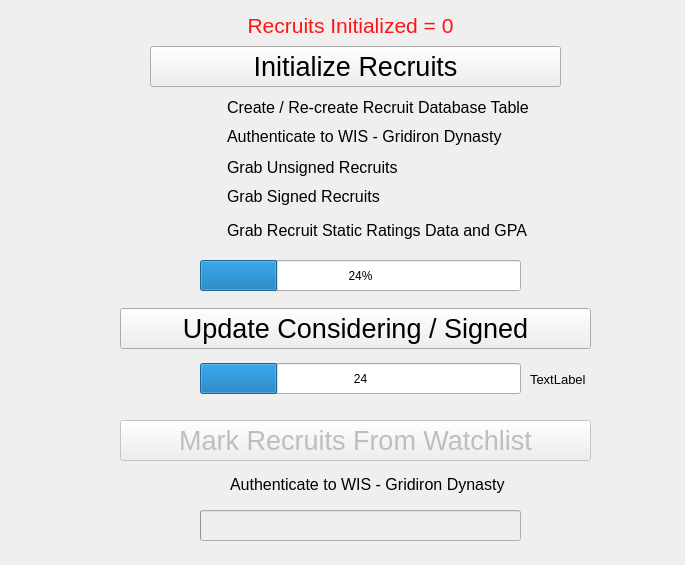
Above: UI/initializerecruits.ui from ebzimny01/gd-recruit before the change. Below: the same form after it.
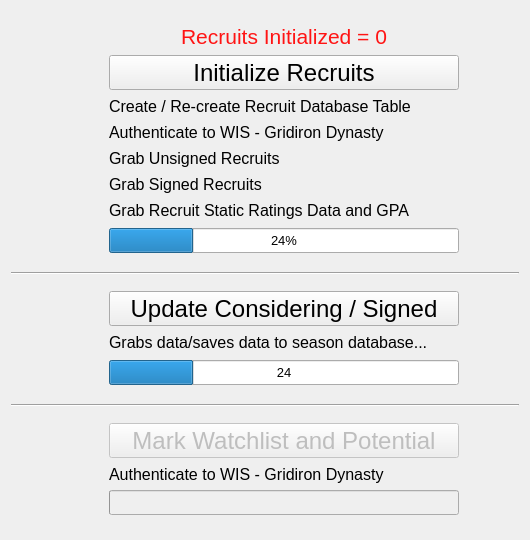
That is the form after the change. Icons and pictures are not drawn.

Diff of the .ui file:
```diff
--- a/UI/initializerecruits.ui
+++ b/UI/initializerecruits.ui
@@ -9,59 +9,201 @@
    <rect>
     <x>0</x>
     <y>0</y>
-    <width>685</width>
-    <height>565</height>
+    <width>530</width>
+    <height>540</height>
    </rect>
   </property>
+  <property name="sizePolicy">
+   <sizepolicy hsizetype="Fixed" vsizetype="Fixed">
+    <horstretch>0</horstretch>
+    <verstretch>0</verstretch>
+   </sizepolicy>
+  </property>
+  <property name="minimumSize">
+   <size>
+    <width>530</width>
+    <height>540</height>
+   </size>
+  </property>
+  <property name="maximumSize">
+   <size>
+    <width>530</width>
+    <height>540</height>
+   </size>
+  </property>
+  <property name="font">
+   <font>
+    <family>Arial</family>
+    <pointsize>10</pointsize>
+   </font>
+  </property>
   <property name="windowTitle">
    <string>Grab Recruit Data</string>
   </property>
-  <widget class="QPushButton" name="pushButtonInitializeRecruits">
-   <property name="geometry">
-    <rect>
-     <x>150</x>
-     <y>46</y>
-     <width>411</width>
-     <height>41</height>
-    </rect>
-   </property>
+  <layout class="QGridLayout" name="gridLayout_2">
+   <item row="0" column="0">
+    <layout class="QGridLayout" name="gridLayout">
+     <item row="19" column="3">
+      <widget class="QPushButton" name="pushButtonMarkRecruitsFromWatchlist">
+       <property name="enabled">
+        <bool>false</bool>
+       </property>
+       <property name="sizePolicy">
+        <sizepolicy hsizetype="Fixed" vsizetype="Fixed">
+         <horstretch>0</horstretch>
+         <verstretch>0</verstretch>
+        </sizepolicy>
+       </property>
+       <property name="minimumSize">
+        <size>
+         <width>350</width>
+         <height>35</height>
+        </size>
+       </property>
+       <property name="maximumSize">
+        <size>
+         <width>350</width>
+         <height>35</height>
+        </size>
+       </property>
    <property name="font">
     <font>
      <family>Arial</family>
-     <pointsize>20</pointsize>
+         <pointsize>18</pointsize>
     </font>
    </property>
    <property name="text">
-    <string>Initialize Recruits</string>
-   </property>
-  </widget>
-  <widget class="QPushButton" name="pushButtonUpdateConsideringSigned">
-   <property name="geometry">
-    <rect>
-     <x>120</x>
-     <y>308</y>
-     <width>471</width>
-     <height>41</height>
-    </rect>
-   </property>
-   <property name="font">
-    <font>
-     <family>Arial</family>
-     <pointsize>20</pointsize>
-    </font>
-   </property>
+        <string>Mark Watchlist and Potential</string>
+       </property>
+      </widget>
+     </item>
+     <item row="2" column="2">
+      <widget class="QLabel" name="labelCheckMarkCreateDB">
+       <property name="sizePolicy">
+        <sizepolicy hsizetype="Fixed" vsizetype="Fixed">
+         <horstretch>0</horstretch>
+         <verstretch>0</verstretch>
+        </sizepolicy>
+       </property>
+       <property name="minimumSize">
+        <size>
+         <width>20</width>
+         <height>20</height>
+        </size>
+       </property>
+       <property name="maximumSize">
+        <size>
+         <width>20</width>
+         <height>20</height>
+        </size>
+       </property>
+       <property name="layoutDirection">
+        <enum>Qt::LeftToRight</enum>
+       </property>
    <property name="text">
-    <string>Update Considering / Signed</string>
-   </property>
-  </widget>
+        <string/>
+       </property>
+       <property name="pixmap">
+        <pixmap>../images/checkmark_1.png</pixmap>
+       </property>
+       <property name="scaledContents">
+        <bool>true</bool>
+       </property>
+       <property name="alignment">
+        <set>Qt::AlignLeading|Qt::AlignLeft|Qt::AlignVCenter</set>
+       </property>
+       <property name="indent">
+        <number>-1</number>
+       </property>
+      </widget>
+     </item>
+     <item row="6" column="2">
+      <widget class="QLabel" name="labelCheckMarkGrabUnsigned">
+       <property name="sizePolicy">
+        <sizepolicy hsizetype="Fixed" vsizetype="Fixed">
+         <horstretch>0</horstretch>
+         <verstretch>0</verstretch>
+        </sizepolicy>
+       </property>
+       <property name="minimumSize">
+        <size>
+         <width>20</width>
+         <height>20</height>
+        </size>
+       </property>
+       <property name="maximumSize">
+        <size>
+         <width>20</width>
+         <height>20</height>
+        </size>
+       </property>
+       <property name="text">
+        <string/>
+       </property>
+       <property name="pixmap">
+        <pixmap>../images/checkmark_1.png</pixmap>
+       </property>
+       <property name="scaledContents">
+        <bool>true</bool>
+       </property>
+      </widget>
+     </item>
+     <item row="20" column="2">
+      <widget class="QLabel" name="labelCheckMarkAuthWIS_MarkRecruits">
+       <property name="sizePolicy">
+        <sizepolicy hsizetype="Fixed" vsizetype="Fixed">
+         <horstretch>0</horstretch>
+         <verstretch>0</verstretch>
+        </sizepolicy>
+       </property>
+       <property name="minimumSize">
+        <size>
+         <width>20</width>
+         <height>20</height>
+        </size>
+       </property>
+       <property name="maximumSize">
+        <size>
+         <width>20</width>
+         <height>20</height>
+        </size>
+       </property>
+       <property name="text">
+        <string/>
+       </property>
+       <property name="pixmap">
+        <pixmap>../images/checkmark_1.png</pixmap>
+       </property>
+       <property name="scaledContents">
+        <bool>true</bool>
+       </property>
+      </widget>
+     </item>
+     <item row="9" column="3">
   <widget class="QProgressBar" name="progressBarInitializeRecruits">
-   <property name="geometry">
-    <rect>
-     <x>200</x>
-     <y>260</y>
-     <width>321</width>
-     <height>31</height>
-    </rect>
+       <property name="sizePolicy">
+        <sizepolicy hsizetype="Fixed" vsizetype="Fixed">
+         <horstretch>0</horstretch>
+         <verstretch>0</verstretch>
+        </sizepolicy>
+       </property>
+       <property name="minimumSize">
+        <size>
+         <width>350</width>
+         <height>25</height>
+        </size>
+       </property>
+       <property name="maximumSize">
+        <size>
+         <width>350</width>
+         <height>25</height>
+        </size>
+       </property>
+       <property name="font">
+        <font>
+         <family>Arial</family>
+         <pointsize>10</pointsize>
+        </font>
    </property>
    <property name="styleSheet">
     <string notr="true"/>
@@ -73,14 +215,94 @@
     <bool>true</bool>
    </property>
   </widget>
+     </item>
+     <item row="6" column="3">
+      <widget class="QLabel" name="labelGrabUnsigned">
+       <property name="sizePolicy">
+        <sizepolicy hsizetype="Fixed" vsizetype="Fixed">
+         <horstretch>0</horstretch>
+         <verstretch>0</verstretch>
+        </sizepolicy>
+       </property>
+       <property name="minimumSize">
+        <size>
+         <width>350</width>
+         <height>20</height>
+        </size>
+       </property>
+       <property name="maximumSize">
+        <size>
+         <width>350</width>
+         <height>20</height>
+        </size>
+       </property>
+       <property name="font">
+        <font>
+         <family>Arial</family>
+         <pointsize>12</pointsize>
+        </font>
+       </property>
+       <property name="text">
+        <string>Grab Unsigned Recruits</string>
+       </property>
+      </widget>
+     </item>
+     <item row="2" column="3">
+      <widget class="QLabel" name="labelProgressCreateRecruitDB">
+       <property name="sizePolicy">
+        <sizepolicy hsizetype="Fixed" vsizetype="Fixed">
+         <horstretch>0</horstretch>
+         <verstretch>0</verstretch>
+        </sizepolicy>
+       </property>
+       <property name="minimumSize">
+        <size>
+         <width>350</width>
+         <height>20</height>
+        </size>
+       </property>
+       <property name="maximumSize">
+        <size>
+         <width>350</width>
+         <height>20</height>
+        </size>
+       </property>
+       <property name="font">
+        <font>
+         <family>Arial</family>
+         <pointsize>12</pointsize>
+        </font>
+       </property>
+       <property name="text">
+        <string>Create / Re-create Recruit Database Table</string>
+       </property>
+      </widget>
+     </item>
+     <item row="15" column="3">
   <widget class="QProgressBar" name="progressBarUpdateConsidering">
-   <property name="geometry">
-    <rect>
-     <x>200</x>
-     <y>363</y>
-     <width>321</width>
-     <height>31</height>
-    </rect>
+       <property name="sizePolicy">
+        <sizepolicy hsizetype="Fixed" vsizetype="Fixed">
+         <horstretch>0</horstretch>
+         <verstretch>0</verstretch>
+        </sizepolicy>
+       </property>
+       <property name="minimumSize">
+        <size>
+         <width>350</width>
+         <height>25</height>
+        </size>
+       </property>
+       <property name="maximumSize">
+        <size>
+         <width>350</width>
+         <height>25</height>
+        </size>
+       </property>
+       <property name="font">
+        <font>
+         <family>Arial</family>
+         <pointsize>10</pointsize>
+        </font>
    </property>
    <property name="styleSheet">
     <string notr="true"/>
@@ -95,36 +317,173 @@
     <string>%v</string>
    </property>
   </widget>
-  <widget class="QLabel" name="labelUpdateProgressBarMax">
-   <property name="enabled">
+     </item>
+     <item row="1" column="3">
+      <widget class="QPushButton" name="pushButtonInitializeRecruits">
+       <property name="sizePolicy">
+        <sizepolicy hsizetype="Fixed" vsizetype="Fixed">
+         <horstretch>0</horstretch>
+         <verstretch>0</verstretch>
+        </sizepolicy>
+       </property>
+       <property name="minimumSize">
+        <size>
+         <width>350</width>
+         <height>35</height>
+        </size>
+       </property>
+       <property name="maximumSize">
+        <size>
+         <width>350</width>
+         <height>35</height>
+        </size>
+       </property>
+       <property name="font">
+        <font>
+         <family>Arial</family>
+         <pointsize>18</pointsize>
+        </font>
+       </property>
+       <property name="text">
+        <string>Initialize Recruits</string>
+       </property>
+      </widget>
+     </item>
+     <item row="13" column="3">
+      <widget class="QPushButton" name="pushButtonUpdateConsideringSigned">
+       <property name="sizePolicy">
+        <sizepolicy hsizetype="Fixed" vsizetype="Fixed">
+         <horstretch>0</horstretch>
+         <verstretch>0</verstretch>
+        </sizepolicy>
+       </property>
+       <property name="minimumSize">
+        <size>
+         <width>350</width>
+         <height>35</height>
+        </size>
+       </property>
+       <property name="maximumSize">
+        <size>
+         <width>350</width>
+         <height>35</height>
+        </size>
+       </property>
+       <property name="font">
+        <font>
+         <family>Arial</family>
+         <pointsize>18</pointsize>
+        </font>
+       </property>
+       <property name="text">
+        <string>Update Considering / Signed</string>
+       </property>
+      </widget>
+     </item>
+     <item row="0" column="4">
+      <spacer name="horizontalSpacer_2">
+       <property name="orientation">
+        <enum>Qt::Horizontal</enum>
+       </property>
+       <property name="sizeType">
+        <enum>QSizePolicy::Fixed</enum>
+       </property>
+       <property name="sizeHint" stdset="0">
+        <size>
+         <width>60</width>
+         <height>20</height>
+        </size>
+       </property>
+      </spacer>
+     </item>
+     <item row="8" column="3">
+      <widget class="QLabel" name="labelGrabStaticData">
+       <property name="sizePolicy">
+        <sizepolicy hsizetype="Fixed" vsizetype="Fixed">
+         <horstretch>0</horstretch>
+         <verstretch>0</verstretch>
+        </sizepolicy>
+       </property>
+       <property name="minimumSize">
+        <size>
+         <width>350</width>
+         <height>20</height>
+        </size>
+       </property>
+       <property name="maximumSize">
+        <size>
+         <width>350</width>
+         <height>20</height>
+        </size>
+       </property>
+       <property name="font">
+        <font>
+         <family>Arial</family>
+         <pointsize>12</pointsize>
+        </font>
+       </property>
+       <property name="text">
+        <string>Grab Recruit Static Ratings Data and GPA</string>
+       </property>
+      </widget>
+     </item>
+     <item row="11" column="0" colspan="5">
+      <widget class="Line" name="line">
+       <property name="orientation">
+        <enum>Qt::Horizontal</enum>
+       </property>
+      </widget>
+     </item>
+     <item row="4" column="1">
+      <widget class="QLabel" name="labelCheckMarkAuthWIS_Error">
+       <property name="sizePolicy">
+        <sizepolicy hsizetype="Fixed" vsizetype="Fixed">
+         <horstretch>0</horstretch>
+         <verstretch>0</verstretch>
+        </sizepolicy>
+       </property>
+       <property name="minimumSize">
+        <size>
+         <width>20</width>
+         <height>20</height>
+        </size>
+       </property>
+       <property name="maximumSize">
+        <size>
+         <width>20</width>
+         <height>20</height>
+        </size>
+       </property>
+       <property name="text">
+        <string/>
+       </property>
+       <property name="pixmap">
+        <pixmap>../images/x_icon.png</pixmap>
+       </property>
+       <property name="scaledContents">
     <bool>true</bool>
    </property>
-   <property name="geometry">
-    <rect>
-     <x>530</x>
-     <y>371</y>
-     <width>81</width>
-     <height>16</height>
-    </rect>
-   </property>
-   <property name="font">
-    <font>
-     <family>Arial</family>
-     <pointsize>10</pointsize>
-    </font>
-   </property>
-   <property name="text">
-    <string>TextLabel</string>
-   </property>
-  </widget>
+      </widget>
+     </item>
+     <item row="0" column="3">
   <widget class="QLabel" name="labelRecruitsInitialized">
-   <property name="geometry">
-    <rect>
-     <x>150</x>
-     <y>10</y>
-     <width>401</width>
-     <height>31</height>
-    </rect>
+       <property name="sizePolicy">
+        <sizepolicy hsizetype="Fixed" vsizetype="Fixed">
+         <horstretch>0</horstretch>
+         <verstretch>0</verstretch>
+        </sizepolicy>
+       </property>
+       <property name="minimumSize">
+        <size>
+         <width>350</width>
+         <height>25</height>
+        </size>
+       </property>
+       <property name="maximumSize">
+        <size>
+         <width>350</width>
+         <height>25</height>
+        </size>
    </property>
    <property name="font">
     <font>
@@ -142,15 +501,59 @@
     <set>Qt::AlignCenter</set>
    </property>
   </widget>
-  <widget class="QLabel" name="labelProgressCreateRecruitDB">
-   <property name="geometry">
-    <rect>
-     <x>227</x>
-     <y>97</y>
-     <width>341</width>
-     <height>21</height>
-    </rect>
-   </property>
+     </item>
+     <item row="16" column="3">
+      <spacer name="verticalSpacer_2">
+       <property name="orientation">
+        <enum>Qt::Vertical</enum>
+       </property>
+       <property name="sizeType">
+        <enum>QSizePolicy::Fixed</enum>
+       </property>
+       <property name="sizeHint" stdset="0">
+        <size>
+         <width>20</width>
+         <height>10</height>
+        </size>
+       </property>
+      </spacer>
+     </item>
+     <item row="12" column="3">
+      <spacer name="verticalSpacer_3">
+       <property name="orientation">
+        <enum>Qt::Vertical</enum>
+       </property>
+       <property name="sizeType">
+        <enum>QSizePolicy::Fixed</enum>
+       </property>
+       <property name="sizeHint" stdset="0">
+        <size>
+         <width>20</width>
+         <height>10</height>
+        </size>
+       </property>
+      </spacer>
+     </item>
+     <item row="14" column="3">
+      <widget class="QLabel" name="labelUpdateStatusText">
+       <property name="sizePolicy">
+        <sizepolicy hsizetype="Fixed" vsizetype="Fixed">
+         <horstretch>0</horstretch>
+         <verstretch>0</verstretch>
+        </sizepolicy>
+       </property>
+       <property name="minimumSize">
+        <size>
+         <width>350</width>
+         <height>20</height>
+        </size>
+       </property>
+       <property name="maximumSize">
+        <size>
+         <width>350</width>
+         <height>20</height>
+        </size>
+       </property>
    <property name="font">
     <font>
      <family>Arial</family>
@@ -158,37 +561,84 @@
     </font>
    </property>
    <property name="text">
-    <string>Create / Re-create Recruit Database Table</string>
-   </property>
-  </widget>
-  <widget class="QLabel" name="labelCheckMarkCreateDB">
-   <property name="geometry">
-    <rect>
-     <x>197</x>
-     <y>97</y>
-     <width>21</width>
-     <height>21</height>
-    </rect>
-   </property>
-   <property name="text">
-    <string/>
-   </property>
-   <property name="pixmap">
-    <pixmap>../images/checkmark_1.png</pixmap>
-   </property>
-   <property name="scaledContents">
-    <bool>true</bool>
-   </property>
-  </widget>
-  <widget class="QLabel" name="labelCheckMarkAuthWIS">
-   <property name="geometry">
-    <rect>
-     <x>197</x>
-     <y>126</y>
-     <width>21</width>
-     <height>21</height>
-    </rect>
-   </property>
+        <string>Grabs data/saves data to season database...</string>
+       </property>
+      </widget>
+     </item>
+     <item row="10" column="3">
+      <spacer name="verticalSpacer">
+       <property name="orientation">
+        <enum>Qt::Vertical</enum>
+       </property>
+       <property name="sizeType">
+        <enum>QSizePolicy::Fixed</enum>
+       </property>
+       <property name="sizeHint" stdset="0">
+        <size>
+         <width>20</width>
+         <height>10</height>
+        </size>
+       </property>
+      </spacer>
+     </item>
+     <item row="20" column="3">
+      <widget class="QLabel" name="labelAuthWIS_MarkRecruits">
+       <property name="sizePolicy">
+        <sizepolicy hsizetype="Fixed" vsizetype="Fixed">
+         <horstretch>0</horstretch>
+         <verstretch>0</verstretch>
+        </sizepolicy>
+       </property>
+       <property name="minimumSize">
+        <size>
+         <width>350</width>
+         <height>20</height>
+        </size>
+       </property>
+       <property name="maximumSize">
+        <size>
+         <width>350</width>
+         <height>20</height>
+        </size>
+       </property>
+       <property name="font">
+        <font>
+         <family>Arial</family>
+         <pointsize>12</pointsize>
+        </font>
+       </property>
+       <property name="text">
+        <string>Authenticate to WIS - Gridiron Dynasty</string>
+       </property>
+      </widget>
+     </item>
+     <item row="17" column="0" colspan="5">
+      <widget class="Line" name="line_2">
+       <property name="orientation">
+        <enum>Qt::Horizontal</enum>
+       </property>
+      </widget>
+     </item>
+     <item row="20" column="1">
+      <widget class="QLabel" name="labelCheckMarkAuthWIS_Error_MarkRecruits">
+       <property name="sizePolicy">
+        <sizepolicy hsizetype="Fixed" vsizetype="Fixed">
+         <horstretch>0</horstretch>
+         <verstretch>0</verstretch>
+        </sizepolicy>
+       </property>
+       <property name="minimumSize">
+        <size>
+         <width>20</width>
+         <height>20</height>
+        </size>
+       </property>
+       <property name="maximumSize">
+        <size>
+         <width>20</width>
+         <height>20</height>
+        </size>
+       </property>
    <property name="text">
     <string/>
    </property>
@@ -199,14 +649,26 @@
     <bool>true</bool>
    </property>
   </widget>
+     </item>
+     <item row="4" column="3">
   <widget class="QLabel" name="labelAuthWIS">
-   <property name="geometry">
-    <rect>
-     <x>227</x>
-     <y>126</y>
-     <width>341</width>
-     <height>21</height>
-    </rect>
+       <property name="sizePolicy">
+        <sizepolicy hsizetype="Fixed" vsizetype="Fixed">
+         <horstretch>0</horstretch>
+         <verstretch>0</verstretch>
+        </sizepolicy>
+       </property>
+       <property name="minimumSize">
+        <size>
+         <width>350</width>
+         <height>20</height>
+        </size>
+       </property>
+       <property name="maximumSize">
+        <size>
+         <width>350</width>
+         <height>20</height>
+        </size>
    </property>
    <property name="font">
     <font>
@@ -218,52 +680,42 @@
     <string>Authenticate to WIS - Gridiron Dynasty</string>
    </property>
   </widget>
-  <widget class="QLabel" name="labelGrabUnsigned">
-   <property name="geometry">
-    <rect>
-     <x>227</x>
-     <y>157</y>
-     <width>341</width>
-     <height>21</height>
-    </rect>
-   </property>
-   <property name="font">
-    <font>
-     <family>Arial</family>
-     <pointsize>12</pointsize>
-    </font>
-   </property>
-   <property name="text">
-    <string>Grab Unsigned Recruits</string>
-   </property>
-  </widget>
-  <widget class="QLabel" name="labelCheckMarkGrabUnsigned">
-   <property name="geometry">
-    <rect>
-     <x>197</x>
-     <y>157</y>
-     <width>21</width>
-     <height>21</height>
-    </rect>
-   </property>
-   <property name="text">
-    <string/>
-   </property>
-   <property name="pixmap">
-    <pixmap>../images/checkmark_1.png</pixmap>
-   </property>
-   <property name="scaledContents">
-    <bool>true</bool>
-   </property>
-  </widget>
+     </item>
+     <item row="0" column="0">
+      <spacer name="horizontalSpacer">
+       <property name="orientation">
+        <enum>Qt::Horizontal</enum>
+       </property>
+       <property name="sizeType">
+        <enum>QSizePolicy::Fixed</enum>
+       </property>
+       <property name="sizeHint" stdset="0">
+        <size>
+         <width>40</width>
+         <height>20</height>
+        </size>
+       </property>
+      </spacer>
+     </item>
+     <item row="7" column="3">
   <widget class="QLabel" name="labelGrabSigned">
-   <property name="geometry">
-    <rect>
-     <x>227</x>
-     <y>186</y>
-     <width>341</width>
-     <height>21</height>
-    </rect>
+       <property name="sizePolicy">
+        <sizepolicy hsizetype="Fixed" vsizetype="Fixed">
+         <horstretch>0</horstretch>
+         <verstretch>0</verstretch>
+        </sizepolicy>
+       </property>
+       <property name="minimumSize">
+        <size>
+         <width>350</width>
+         <height>20</height>
+        </size>
+       </property>
+       <property name="maximumSize">
+        <size>
+         <width>350</width>
+         <height>20</height>
+        </size>
    </property>
    <property name="font">
     <font>
@@ -275,54 +727,28 @@
     <string>Grab Signed Recruits</string>
    </property>
   </widget>
+     </item>
+     <item row="7" column="2">
   <widget class="QLabel" name="labelCheckMarkGrabSigned">
-   <property name="geometry">
-    <rect>
-     <x>197</x>
-     <y>187</y>
-     <width>21</width>
-     <height>21</height>
-    </rect>
-   </property>
-   <property name="text">
-    <string/>
-   </property>
-   <property name="pixmap">
-    <pixmap>../images/checkmark_1.png</pixmap>
-   </property>
-   <property name="scaledContents">
-    <bool>true</bool>
-   </property>
-  </widget>
-  <widget class="QLabel" name="labelGrabStaticData">
-   <property name="geometry">
-    <rect>
-     <x>227</x>
-     <y>220</y>
-     <width>341</width>
-     <height>21</height>
-    </rect>
-   </property>
-   <property name="font">
-    <font>
-     <family>Arial</family>
-     <pointsize>12</pointsize>
-    </font>
-   </property>
+       <property name="sizePolicy">
+        <sizepolicy hsizetype="Fixed" vsizetype="Fixed">
+         <horstretch>0</horstretch>
+         <verstretch>0</verstretch>
+        </sizepolicy>
+       </property>
+       <property name="minimumSize">
+        <size>
+         <width>20</width>
+         <height>20</height>
+        </size>
+       </property>
+       <property name="maximumSize">
+        <size>
+         <width>20</width>
+         <height>20</height>
+        </size>
+       </property>
    <property name="text">
-    <string>Grab Recruit Static Ratings Data and GPA</string>
-   </property>
-  </widget>
-  <widget class="QLabel" name="labelCheckMarkGrabStaticData">
-   <property name="geometry">
-    <rect>
-     <x>197</x>
-     <y>221</y>
-     <width>21</width>
-     <height>21</height>
-    </rect>
-   </property>
-   <property name="text">
     <string/>
    </property>
    <property name="pixmap">
@@ -332,39 +758,35 @@
     <bool>true</bool>
    </property>
   </widget>
-  <widget class="QPushButton" name="pushButtonMarkRecruitsFromWatchlist">
-   <property name="enabled">
-    <bool>false</bool>
-   </property>
-   <property name="geometry">
-    <rect>
-     <x>120</x>
-     <y>420</y>
-     <width>471</width>
-     <height>41</height>
-    </rect>
-   </property>
-   <property name="font">
-    <font>
-     <family>Arial</family>
-     <pointsize>20</pointsize>
-    </font>
-   </property>
-   <property name="text">
-    <string>Mark Recruits From Watchlist</string>
-   </property>
-  </widget>
+     </item>
+     <item row="21" column="3">
   <widget class="QProgressBar" name="progressBarMarkWatchlist">
    <property name="enabled">
     <bool>false</bool>
    </property>
-   <property name="geometry">
-    <rect>
-     <x>200</x>
-     <y>510</y>
-     <width>321</width>
-     <height>31</height>
-    </rect>
+       <property name="sizePolicy">
+        <sizepolicy hsizetype="Fixed" vsizetype="Fixed">
+         <horstretch>0</horstretch>
+         <verstretch>0</verstretch>
+        </sizepolicy>
+       </property>
+       <property name="minimumSize">
+        <size>
+         <width>350</width>
+         <height>25</height>
+        </size>
+       </property>
+       <property name="maximumSize">
+        <size>
+         <width>350</width>
+         <height>25</height>
+        </size>
+       </property>
+       <property name="font">
+        <font>
+         <family>Arial</family>
+         <pointsize>10</pointsize>
+        </font>
    </property>
    <property name="minimum">
     <number>0</number>
@@ -379,15 +801,27 @@
     <bool>true</bool>
    </property>
   </widget>
-  <widget class="QLabel" name="labelCheckMarkAuthWIS_Error">
-   <property name="geometry">
-    <rect>
-     <x>197</x>
-     <y>126</y>
-     <width>21</width>
-     <height>21</height>
-    </rect>
-   </property>
+     </item>
+     <item row="4" column="2">
+      <widget class="QLabel" name="labelCheckMarkAuthWIS">
+       <property name="sizePolicy">
+        <sizepolicy hsizetype="Fixed" vsizetype="Fixed">
+         <horstretch>0</horstretch>
+         <verstretch>0</verstretch>
+        </sizepolicy>
+       </property>
+       <property name="minimumSize">
+        <size>
+         <width>20</width>
+         <height>20</height>
+        </size>
+       </property>
+       <property name="maximumSize">
+        <size>
+         <width>20</width>
+         <height>20</height>
+        </size>
+       </property>
    <property name="text">
     <string/>
    </property>
@@ -398,34 +832,27 @@
     <bool>true</bool>
    </property>
   </widget>
-  <widget class="QLabel" name="labelAuthWIS_MarkRecruits">
-   <property name="geometry">
-    <rect>
-     <x>230</x>
-     <y>474</y>
-     <width>341</width>
-     <height>21</height>
-    </rect>
-   </property>
-   <property name="font">
-    <font>
-     <family>Arial</family>
-     <pointsize>12</pointsize>
-    </font>
-   </property>
-   <property name="text">
-    <string>Authenticate to WIS - Gridiron Dynasty</string>
-   </property>
-  </widget>
-  <widget class="QLabel" name="labelCheckMarkAuthWIS_MarkRecruits">
-   <property name="geometry">
-    <rect>
-     <x>200</x>
-     <y>472</y>
-     <width>21</width>
-     <height>21</height>
-    </rect>
-   </property>
+     </item>
+     <item row="8" column="2">
+      <widget class="QLabel" name="labelCheckMarkGrabStaticData">
+       <property name="sizePolicy">
+        <sizepolicy hsizetype="Fixed" vsizetype="Fixed">
+         <horstretch>0</horstretch>
+         <verstretch>0</verstretch>
+        </sizepolicy>
+       </property>
+       <property name="minimumSize">
+        <size>
+         <width>20</width>
+         <height>20</height>
+        </size>
+       </property>
+       <property name="maximumSize">
+        <size>
+         <width>20</width>
+         <height>20</height>
+        </size>
+       </property>
    <property name="text">
     <string/>
    </property>
@@ -436,15 +863,43 @@
     <bool>true</bool>
    </property>
   </widget>
-  <widget class="QLabel" name="labelCheckMarkAuthWIS_Error_MarkRecruits">
-   <property name="geometry">
-    <rect>
-     <x>199</x>
-     <y>472</y>
-     <width>21</width>
-     <height>21</height>
-    </rect>
-   </property>
+     </item>
+     <item row="18" column="3">
+      <spacer name="verticalSpacer_4">
+       <property name="orientation">
+        <enum>Qt::Vertical</enum>
+       </property>
+       <property name="sizeType">
+        <enum>QSizePolicy::Fixed</enum>
+       </property>
+       <property name="sizeHint" stdset="0">
+        <size>
+         <width>20</width>
+         <height>10</height>
+        </size>
+       </property>
+      </spacer>
+     </item>
+     <item row="14" column="2">
+      <widget class="QLabel" name="labelCheckmarkUpdateConsidering">
+       <property name="sizePolicy">
+        <sizepolicy hsizetype="Fixed" vsizetype="Fixed">
+         <horstretch>0</horstretch>
+         <verstretch>0</verstretch>
+        </sizepolicy>
+       </property>
+       <property name="minimumSize">
+        <size>
+         <width>20</width>
+         <height>20</height>
+        </size>
+       </property>
+       <property name="maximumSize">
+        <size>
+         <width>20</width>
+         <height>20</height>
+        </size>
+       </property>
    <property name="text">
     <string/>
    </property>
@@ -455,6 +910,250 @@
     <bool>true</bool>
    </property>
   </widget>
+     </item>
+     <item row="1" column="0">
+      <spacer name="verticalSpacer_5">
+       <property name="orientation">
+        <enum>Qt::Vertical</enum>
+       </property>
+       <property name="sizeType">
+        <enum>QSizePolicy::Fixed</enum>
+       </property>
+       <property name="sizeHint" stdset="0">
+        <size>
+         <width>20</width>
+         <height>35</height>
+        </size>
+       </property>
+      </spacer>
+     </item>
+     <item row="2" column="0">
+      <spacer name="verticalSpacer_6">
+       <property name="orientation">
+        <enum>Qt::Vertical</enum>
+       </property>
+       <property name="sizeType">
+        <enum>QSizePolicy::Fixed</enum>
+       </property>
+       <property name="sizeHint" stdset="0">
+        <size>
+         <width>20</width>
+         <height>20</height>
+        </size>
+       </property>
+      </spacer>
+     </item>
+     <item row="4" column="0">
+      <spacer name="verticalSpacer_7">
+       <property name="orientation">
+        <enum>Qt::Vertical</enum>
+       </property>
+       <property name="sizeType">
+        <enum>QSizePolicy::Fixed</enum>
+       </property>
+       <property name="sizeHint" stdset="0">
+        <size>
+         <width>20</width>
+         <height>20</height>
+        </size>
+       </property>
+      </spacer>
+     </item>
+     <item row="6" column="0">
+      <spacer name="verticalSpacer_8">
+       <property name="orientation">
+        <enum>Qt::Vertical</enum>
+       </property>
+       <property name="sizeType">
+        <enum>QSizePolicy::Fixed</enum>
+       </property>
+       <property name="sizeHint" stdset="0">
+        <size>
+         <width>20</width>
+         <height>20</height>
+        </size>
+       </property>
+      </spacer>
+     </item>
+     <item row="7" column="0">
+      <spacer name="verticalSpacer_9">
+       <property name="orientation">
+        <enum>Qt::Vertical</enum>
+       </property>
+       <property name="sizeType">
+        <enum>QSizePolicy::Fixed</enum>
+       </property>
+       <property name="sizeHint" stdset="0">
+        <size>
+         <width>20</width>
+         <height>20</height>
+        </size>
+       </property>
+      </spacer>
+     </item>
+     <item row="8" column="0">
+      <spacer name="verticalSpacer_10">
+       <property name="orientation">
+        <enum>Qt::Vertical</enum>
+       </property>
+       <property name="sizeType">
+        <enum>QSizePolicy::Fixed</enum>
+       </property>
+       <property name="sizeHint" stdset="0">
+        <size>
+         <width>20</width>
+         <height>20</height>
+        </size>
+       </property>
+      </spacer>
+     </item>
+     <item row="9" column="0">
+      <spacer name="verticalSpacer_11">
+       <property name="orientation">
+        <enum>Qt::Vertical</enum>
+       </property>
+       <property name="sizeType">
+        <enum>QSizePolicy::Fixed</enum>
+       </property>
+       <property name="sizeHint" stdset="0">
+        <size>
+         <width>20</width>
+         <height>30</height>
+        </size>
+       </property>
+      </spacer>
+     </item>
+     <item row="13" column="0">
+      <spacer name="verticalSpacer_12">
+       <property name="orientation">
+        <enum>Qt::Vertical</enum>
+       </property>
+       <property name="sizeType">
+        <enum>QSizePolicy::Fixed</enum>
+       </property>
+       <property name="sizeHint" stdset="0">
+        <size>
+         <width>20</width>
+         <height>35</height>
+        </size>
+       </property>
+      </spacer>
+     </item>
+     <item row="14" column="0">
+      <spacer name="verticalSpacer_13">
+       <property name="orientation">
+        <enum>Qt::Vertical</enum>
+       </property>
+       <property name="sizeType">
+        <enum>QSizePolicy::Fixed</enum>
+       </property>
+       <property name="sizeHint" stdset="0">
+        <size>
+         <width>20</width>
+         <height>20</height>
+        </size>
+       </property>
+      </spacer>
+     </item>
+     <item row="15" column="0">
+      <spacer name="verticalSpacer_14">
+       <property name="orientation">
+        <enum>Qt::Vertical</enum>
+       </property>
+       <property name="sizeType">
+        <enum>QSizePolicy::Fixed</enum>
+       </property>
+       <property name="sizeHint" stdset="0">
+        <size>
+         <width>20</width>
+         <height>30</height>
+        </size>
+       </property>
+      </spacer>
+     </item>
+     <item row="19" column="0">
+      <spacer name="verticalSpacer_15">
+       <property name="orientation">
+        <enum>Qt::Vertical</enum>
+       </property>
+       <property name="sizeType">
+        <enum>QSizePolicy::Fixed</enum>
+       </property>
+       <property name="sizeHint" stdset="0">
+        <size>
+         <width>20</width>
+         <height>35</height>
+        </size>
+       </property>
+      </spacer>
+     </item>
+     <item row="20" column="0">
+      <spacer name="verticalSpacer_16">
+       <property name="orientation">
+        <enum>Qt::Vertical</enum>
+       </property>
+       <property name="sizeType">
+        <enum>QSizePolicy::Fixed</enum>
+       </property>
+       <property name="sizeHint" stdset="0">
+        <size>
+         <width>20</width>
+         <height>20</height>
+        </size>
+       </property>
+      </spacer>
+     </item>
+     <item row="21" column="0">
+      <spacer name="verticalSpacer_17">
+       <property name="orientation">
+        <enum>Qt::Vertical</enum>
+       </property>
+       <property name="sizeType">
+        <enum>QSizePolicy::Fixed</enum>
+       </property>
+       <property name="sizeHint" stdset="0">
+        <size>
+         <width>20</width>
+         <height>25</height>
+        </size>
+       </property>
+      </spacer>
+     </item>
+     <item row="0" column="1">
+      <spacer name="horizontalSpacer_3">
+       <property name="orientation">
+        <enum>Qt::Horizontal</enum>
+       </property>
+       <property name="sizeType">
+        <enum>QSizePolicy::Fixed</enum>
+       </property>
+       <property name="sizeHint" stdset="0">
+        <size>
+         <width>20</width>
+         <height>20</height>
+        </size>
+       </property>
+      </spacer>
+     </item>
+     <item row="0" column="2">
+      <spacer name="horizontalSpacer_4">
+       <property name="orientation">
+        <enum>Qt::Horizontal</enum>
+       </property>
+       <property name="sizeType">
+        <enum>QSizePolicy::Fixed</enum>
+       </property>
+       <property name="sizeHint" stdset="0">
+        <size>
+         <width>20</width>
+         <height>20</height>
+        </size>
+       </property>
+      </spacer>
+     </item>
+    </layout>
+   </item>
+  </layout>
  </widget>
  <resources/>
  <connections/>
```
Left out of the diff: 6 changed lines with no effect on the pictures. Lines whose indentation alone changed are shown as unchanged.
